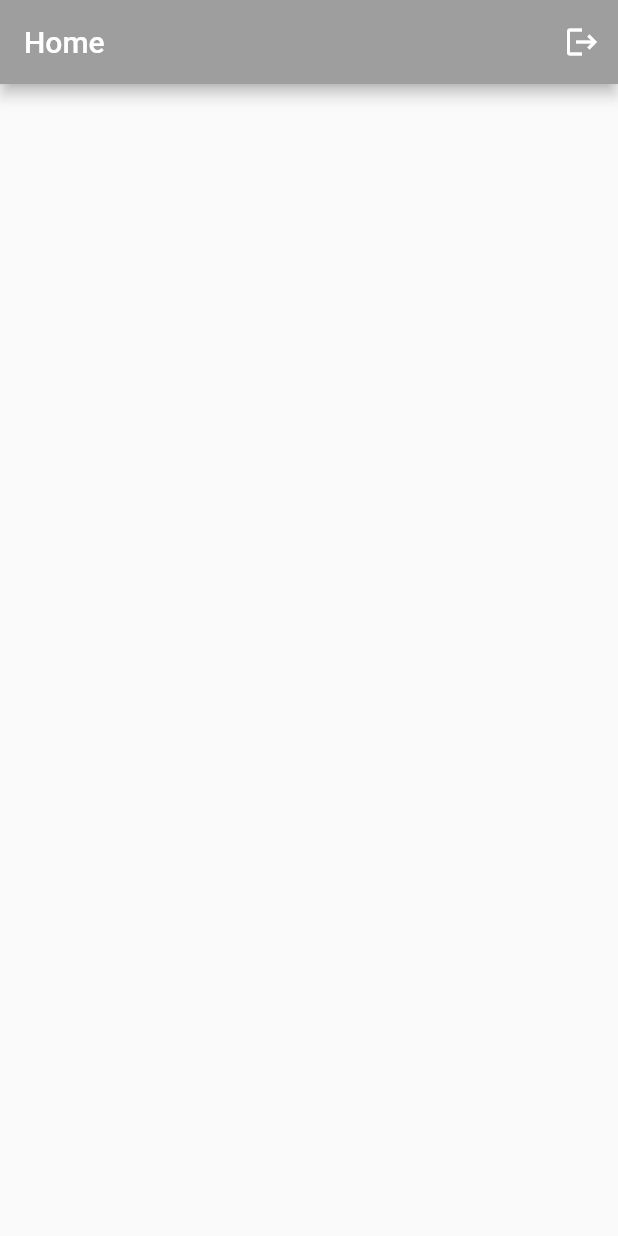
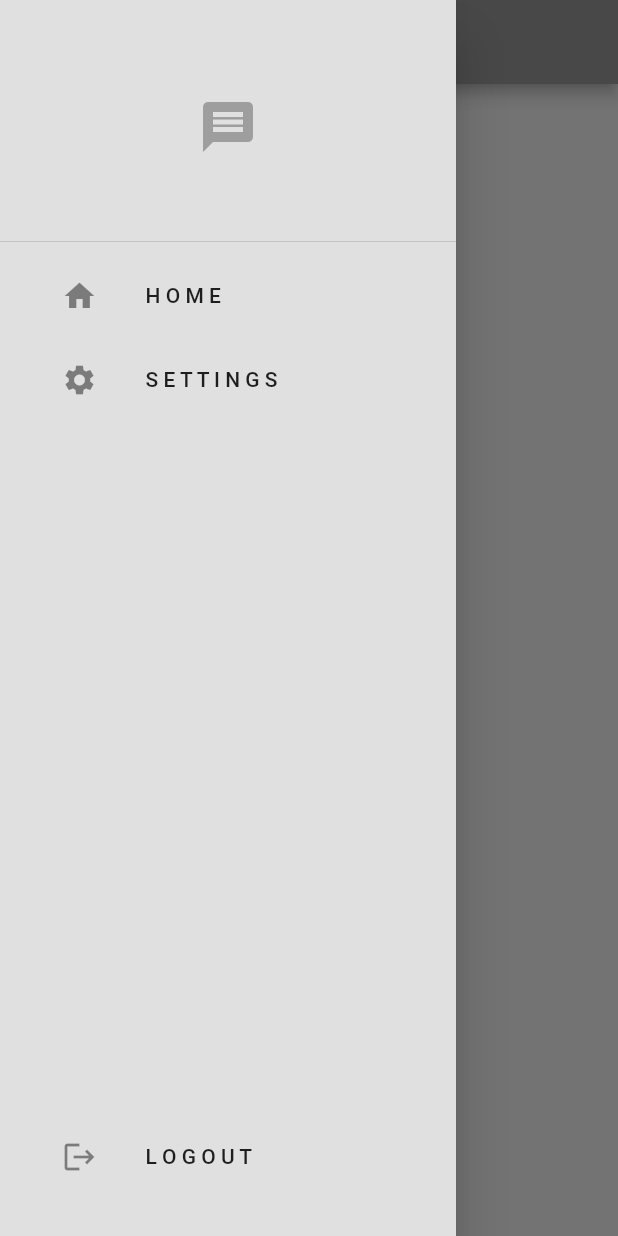
Before and after one commit to soobinchoe/flutter_chat_app, a Flutter app: the screen it shows once a user with an empty profile is signed in, with the side drawer open (before the commit the screen has no drawer), on a phone screen of 412 x 824 dp. Run offline on Flutter 3.47's test engine with Material 2 defaults, Android fonts, the phone set to English and light mode, and no system bars; our stand-ins replace firebase_auth, firebase_core; accounts and stored records are empty.

Commit message:
Add Menu Drawer

```diff
--- /dev/null
+++ b/lib/components/my_drawer.dart
@@ -0,0 +1,84 @@
+import 'package:flutter/material.dart';
+import 'package:flutter/src/widgets/framework.dart';
+import 'package:flutter/src/widgets/placeholder.dart';
+import 'package:flutter_chat_app/pages/settings_page.dart';
+
+import '../auth/auth_service.dart';
+
+class MyDrawer extends StatelessWidget {
+  const MyDrawer({super.key});
+
+  void logout() {
+    // get auth service
+    final auth = AuthService();
+    auth.signOut();
+  }
+
+  @override
+  Widget build(BuildContext context) {
+    return Drawer(
+      backgroundColor: Theme.of(context).colorScheme.background,
+      child:
+          Column(mainAxisAlignment: MainAxisAlignment.spaceBetween, children: [
+        Column(
+          children: [
+            // logo
+            DrawerHeader(
+              child: Center(
+                child: Icon(
+                  Icons.message,
+                  color: Theme.of(context).colorScheme.primary,
+                  size: 40,
+                ),
+              ),
+            ),
+
+            // home list tile
+            Padding(
+              padding: const EdgeInsets.only(left: 25.0),
+              child: ListTile(
+                title: const Text("H O M E"),
+                leading: const Icon(Icons.home),
+                onTap: () {
+                  // pop the drawer
+                  Navigator.pop(context);
+                },
+              ),
+            ),
+
+            // setting list tile
+            Padding(
+              padding: const EdgeInsets.only(left: 25.0),
+              child: ListTile(
+                title: const Text("S E T T I N G S"),
+                leading: const Icon(Icons.settings),
+                onTap: () {
+                  // pop the drawer
+                  Navigator.pop(context);
+
+                  // navigate to settings page
+                  Navigator.push(
+                    context,
+                    MaterialPageRoute(
+                      builder: (context) => const SettingsPage(),
+                    ),
+                  );
+                },
+              ),
+            ),
+          ],
+        ),
+
+        // logout list tile
+        Padding(
+          padding: const EdgeInsets.only(left: 25.0, bottom: 25.0),
+          child: ListTile(
+            title: const Text("L O G O U T"),
+            leading: const Icon(Icons.logout),
+            onTap: logout,
+          ),
+        ),
+      ]),
+    );
+  }
+}
--- a/lib/pages/home_page.dart
+++ b/lib/pages/home_page.dart
@@ -1,27 +1,16 @@
 import 'package:flutter/material.dart';
-import 'package:flutter/src/widgets/framework.dart';
-import 'package:flutter/src/widgets/placeholder.dart';
-import 'package:flutter_chat_app/auth/auth_service.dart';
+import 'package:flutter_chat_app/components/my_drawer.dart';
 
 class HomePage extends StatelessWidget {
   const HomePage({super.key});
-
-  void logout() {
-    // get auth service
-    final _auth = AuthService();
-    _auth.signOut();
-  }
 
   @override
   Widget build(BuildContext context) {
     return Scaffold(
       appBar: AppBar(
         title: Text("Home"),
-        actions: [
-          // logout button
-          IconButton(onPressed: logout, icon: Icon(Icons.logout))
-        ],
       ),
+      drawer: MyDrawer(),
     );
   }
 }
```
Also changed, not shown: lib/pages/settings_page.dart (added, +16 -0 lines).
